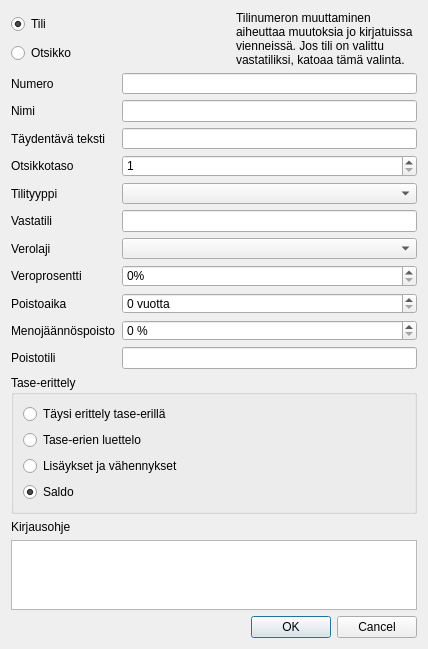
This is kitupiikki/maaritys/tilinmuokkaus.ui in artoh/kitupiikki as Qt 5 draws it before an edit. The edited form follows.
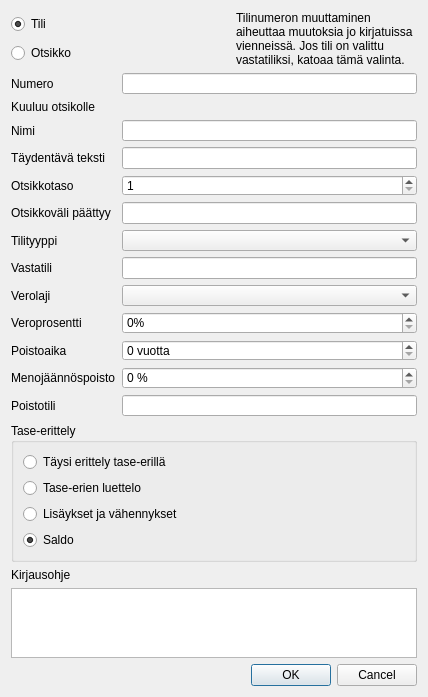
This is the edited form. Icons and pictures are not drawn. Custom widgets are drawn as their Qt base class.

What changed in the file:
```diff
--- a/kitupiikki/maaritys/tilinmuokkaus.ui
+++ b/kitupiikki/maaritys/tilinmuokkaus.ui
@@ -7,7 +7,7 @@
     <x>0</x>
     <y>0</y>
     <width>428</width>
-    <height>625</height>
+    <height>653</height>
    </rect>
   </property>
   <property name="windowTitle">
@@ -80,7 +80,7 @@
      <item row="0" column="1">
       <widget class="QLineEdit" name="numeroEdit"/>
      </item>
-     <item row="1" column="0">
+     <item row="2" column="0">
       <widget class="QLabel" name="label_2">
        <property name="text">
         <string>Nimi</string>
@@ -90,20 +90,20 @@
        </property>
       </widget>
      </item>
-     <item row="1" column="1">
+     <item row="2" column="1">
       <widget class="QLineEdit" name="nimiEdit"/>
      </item>
-     <item row="2" column="0">
+     <item row="3" column="0">
       <widget class="QLabel" name="label_3">
        <property name="text">
         <string>Täydentävä teksti</string>
        </property>
       </widget>
      </item>
-     <item row="2" column="1">
+     <item row="3" column="1">
       <widget class="QLineEdit" name="taydentavaEdit"/>
      </item>
-     <item row="3" column="0">
+     <item row="4" column="0">
       <widget class="QLabel" name="tasoLabel">
        <property name="text">
         <string>Otsikkotaso</string>
@@ -113,7 +113,7 @@
        </property>
       </widget>
      </item>
-     <item row="3" column="1">
+     <item row="4" column="1">
       <widget class="QSpinBox" name="tasoSpin">
        <property name="minimum">
         <number>1</number>
@@ -123,7 +123,7 @@
        </property>
       </widget>
      </item>
-     <item row="4" column="0">
+     <item row="6" column="0">
       <widget class="QLabel" name="label_4">
        <property name="text">
         <string>Tilityyppi</string>
@@ -133,10 +133,10 @@
        </property>
       </widget>
      </item>
-     <item row="4" column="1">
+     <item row="6" column="1">
       <widget class="QComboBox" name="tyyppiCombo"/>
      </item>
-     <item row="5" column="0">
+     <item row="7" column="0">
       <widget class="QLabel" name="label_5">
        <property name="text">
         <string>Vastatili</string>
@@ -146,10 +146,10 @@
        </property>
       </widget>
      </item>
-     <item row="5" column="1">
+     <item row="7" column="1">
       <widget class="TilinvalintaLine" name="vastatiliEdit"/>
      </item>
-     <item row="6" column="0">
+     <item row="8" column="0">
       <widget class="QLabel" name="verolajiLabel">
        <property name="text">
         <string>Verolaji</string>
@@ -159,10 +159,10 @@
        </property>
       </widget>
      </item>
-     <item row="6" column="1">
+     <item row="8" column="1">
       <widget class="QComboBox" name="veroCombo"/>
      </item>
-     <item row="7" column="0">
+     <item row="9" column="0">
       <widget class="QLabel" name="veroprosenttiLabel">
        <property name="text">
         <string>Veroprosentti</string>
@@ -172,7 +172,7 @@
        </property>
       </widget>
      </item>
-     <item row="7" column="1">
+     <item row="9" column="1">
       <widget class="QSpinBox" name="veroSpin">
        <property name="suffix">
         <string>%</string>
@@ -182,14 +182,14 @@
        </property>
       </widget>
      </item>
-     <item row="8" column="0">
+     <item row="10" column="0">
       <widget class="QLabel" name="poistoaikaLabel">
        <property name="text">
         <string>Poistoaika</string>
        </property>
       </widget>
      </item>
-     <item row="8" column="1">
+     <item row="10" column="1">
       <widget class="QSpinBox" name="poistoaikaSpin">
        <property name="suffix">
         <string> vuotta</string>
@@ -199,30 +199,54 @@
        </property>
       </widget>
      </item>
-     <item row="9" column="0">
+     <item row="11" column="0">
       <widget class="QLabel" name="poistoprossaLabel">
        <property name="text">
         <string>Menojäännöspoisto</string>
        </property>
       </widget>
      </item>
-     <item row="9" column="1">
+     <item row="11" column="1">
       <widget class="QSpinBox" name="poistoprossaSpin">
        <property name="suffix">
         <string> %</string>
        </property>
       </widget>
      </item>
-     <item row="10" column="0">
+     <item row="12" column="0">
       <widget class="QLabel" name="poistotiliLabel">
        <property name="text">
         <string>Poistotili</string>
        </property>
       </widget>
      </item>
-     <item row="10" column="1">
+     <item row="12" column="1">
       <widget class="TilinvalintaLine" name="poistotiliEdit"/>
      </item>
+     <item row="5" column="0">
+      <widget class="QLabel" name="valiastiLabel">
+       <property name="text">
+        <string>Otsikkoväli päättyy</string>
+       </property>
+      </widget>
+     </item>
+     <item row="5" column="1">
+      <widget class="QLineEdit" name="valiastiEdit"/>
+     </item>
+     <item row="1" column="0">
+      <widget class="QLabel" name="label_7">
+       <property name="text">
+        <string>Kuuluu otsikolle</string>
+       </property>
+      </widget>
+     </item>
+     <item row="1" column="1">
+      <widget class="QLabel" name="kuuluuLabel">
+       <property name="text">
+        <string> </string>
+       </property>
+      </widget>
+     </item>
     </layout>
    </item>
    <item>
```
Left out of the diff: 54 changed lines with no effect on the pictures.
